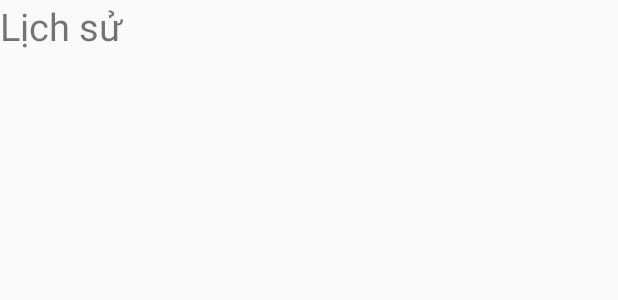
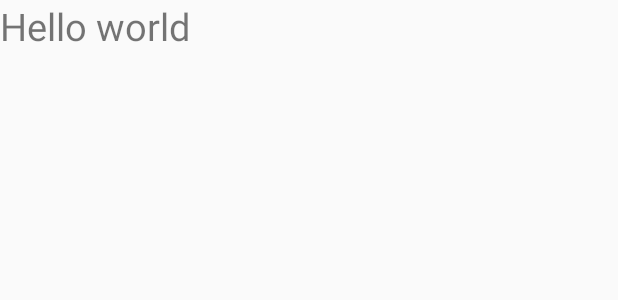
Before and after one commit to namnoit/smoney, an Android app: the layout fragment_history.xml on its own in the app's theme, with its tools: preview values and no code run, on a phone screen of 412 x 824 dp. Shown: the top 300 px of the screen. Run offline under Robolectric (Android 15) with nearby library versions, the phone set to English and light mode, and no system bars.

Commit message:
Huynh Thuc History

```diff
--- a/app/src/main/res/layout/fragment_history.xml
+++ b/app/src/main/res/layout/fragment_history.xml
@@ -6,6 +6,6 @@
     <TextView
         android:layout_width="wrap_content"
         android:layout_height="wrap_content"
-        android:text="@string/history"
+        android:text="Hello world"
         android:textSize="25sp" />
 </RelativeLayout>
```
Also changed, not shown: 1312 other files.
